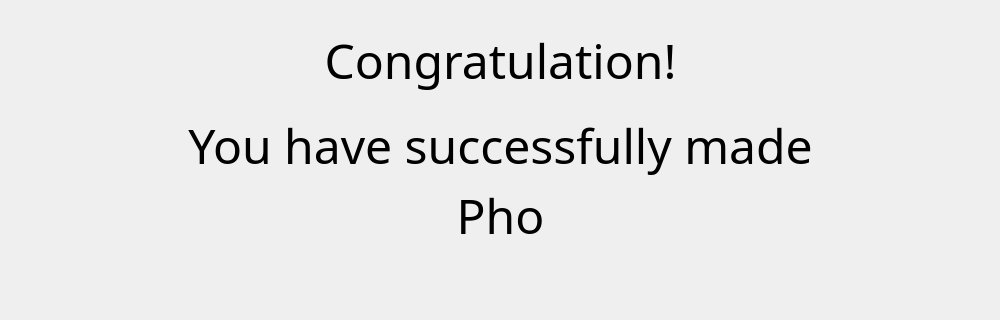
Qt form s4Complete.ui (ReneeTong/a8-edu-app) before a commit; both pictures show x 0 to 1000 and y 0 to 320 of the 1000 by 700 pixel window.
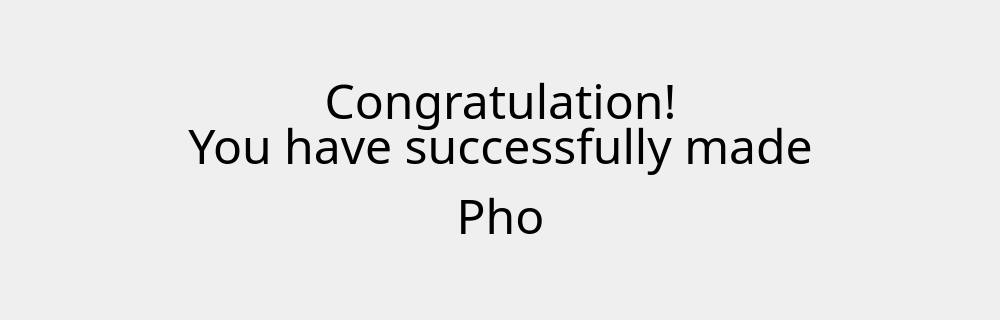
The same form after that commit.

```diff
--- a/s4Complete.ui
+++ b/s4Complete.ui
@@ -129,7 +129,7 @@
    <property name="geometry">
     <rect>
      <x>0</x>
-     <y>20</y>
+     <y>60</y>
      <width>1001</width>
      <height>81</height>
     </rect>
```
